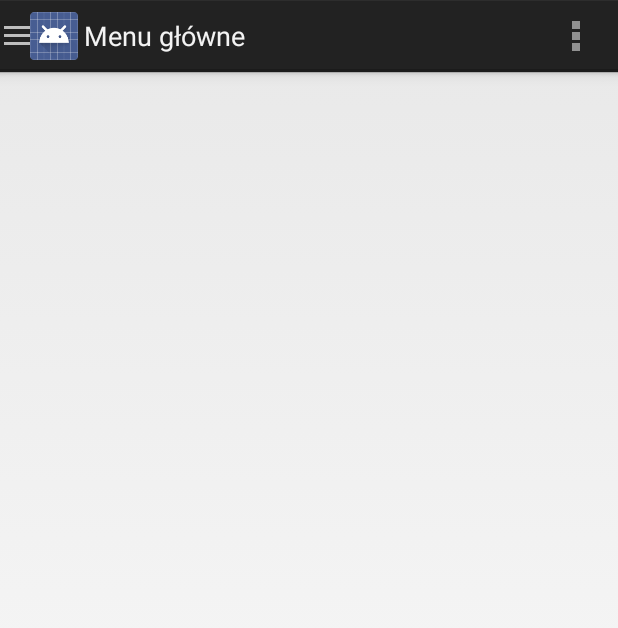
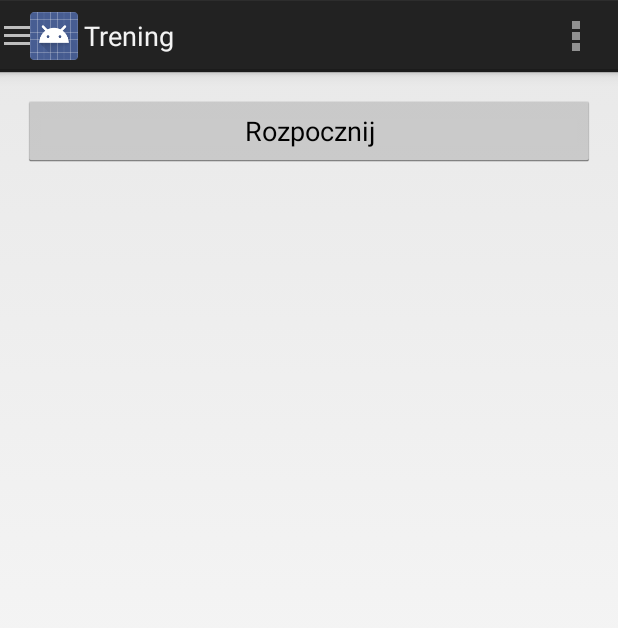
Before and after one commit to nagyist/MotionRecorder, an Android app: the MainActivity screen opened directly, with no data from a screen before it, on a phone screen of 412 x 824 dp. Shown: the top 628 px of the screen. Run offline under Robolectric (Android 15) with nearby library versions, the phone set to English and light mode, and no system bars; 1 statement that could not run was skipped.

```diff
--- a/app/src/main/AndroidManifest.xml
+++ b/app/src/main/AndroidManifest.xml
@@ -15,10 +15,12 @@
         android:label="@string/app_name"
         android:theme="@style/AppTheme" >
 
+        <uses-library android:name="com.google.android.maps" />
+
+
         <activity
             android:name=".activities.AuthenticationActivity"
-            android:label="@string/app_name"
-            android:noHistory="true" >
+            android:label="@string/app_name" >
             <intent-filter>
                 <action android:name="android.intent.action.MAIN" />
 
--- a/app/src/main/java/put/iwm/android/motionrecorder/activities/MainActivity.java
+++ b/app/src/main/java/put/iwm/android/motionrecorder/activities/MainActivity.java
@@ -1,8 +1,8 @@
 package put.iwm.android.motionrecorder.activities;
 
 import android.app.ActionBar;
+import android.app.Activity;
 import android.app.Fragment;
-import android.app.FragmentManager;
 import android.app.FragmentTransaction;
 import android.content.res.Configuration;
 import android.os.Bundle;
@@ -12,16 +12,19 @@ import android.view.Menu;
 import android.view.MenuItem;
 import android.view.View;
 import android.widget.AdapterView;
-import android.widget.ArrayAdapter;
 import android.widget.ListView;
 
 import java.util.ArrayList;
+import java.util.Arrays;
+import java.util.Collections;
 import java.util.HashMap;
 import java.util.List;
 import java.util.Map;
 
 import put.iwm.android.motionrecorder.R;
+import put.iwm.android.motionrecorder.adapters.NavigationDrawerAdapter;
 import put.iwm.android.motionrecorder.base.BaseActivity;
+import put.iwm.android.motionrecorder.exceptions.FragmentNotFoundException;
 import put.iwm.android.motionrecorder.fragments.RouteMapFragment;
 import put.iwm.android.motionrecorder.fragments.StartTrainingFragment;
 
@@ -31,11 +34,10 @@ public class MainActivity extends BaseActivity {
     private Map<String, Fragment> fragments;
     private List<String> fragmentsTitles;
     private String currentFragmentTitle;
-    private ActionBar actionBar;
     private ActionBarDrawerToggle actionBarDrawerToggle;
     private DrawerLayout drawerLayout;
     private ListView drawerList;
-    private ArrayAdapter<String> menuItems;
+    private NavigationDrawerAdapter drawerListAdapter;
 
     private class DrawerItemClickListener implements ListView.OnItemClickListener {
         @Override
@@ -48,22 +50,60 @@ public class MainActivity extends BaseActivity {
 
         String targetFragmentTitle = fragmentsTitles.get(position);
 
-        if(targetFragmentTitle != null) {
-            currentFragmentTitle = targetFragmentTitle;
-            Fragment targetFragment = fragments.get(targetFragmentTitle);
-            replaceCurrentFragment(targetFragment);
+        try {
+            switchCurrentFragment(targetFragmentTitle);
+        } catch (FragmentNotFoundException e) {
+            System.err.println(e);
         }
 
-        drawerList.setItemChecked(position, true);
-        setTitle(fragmentsTitles.get(position));
+        drawerListAdapter.setSelectedItemPosition(position);
         drawerLayout.closeDrawer(drawerList);
     }
 
-    private void replaceCurrentFragment(Fragment fragment) {
+    private void switchCurrentFragment(String targetFragmentTitle) throws FragmentNotFoundException {
+
+        if(!fragments.containsKey(targetFragmentTitle))
+            throw new FragmentNotFoundException(String.format("Nie ma fragmentu o tytule '%s'", targetFragmentTitle));
+
+        setCurrentFragmentTitle(targetFragmentTitle);
+        setActionBarTitle(targetFragmentTitle);
+
+        Fragment targetFragment = fragments.get(currentFragmentTitle);
+        replaceCurrentFragment(targetFragment);
+    }
+
+    private void setCurrentFragmentTitle(String currentFragmentTitle) {
+
+        this.currentFragmentTitle = currentFragmentTitle;
+    }
+
+    private void replaceCurrentFragment(Fragment targetFragment) {
 
         FragmentTransaction fragmentTransaction = getFragmentManager().beginTransaction();
-        fragmentTransaction.replace(R.id.container_frame, fragment);
+        fragmentTransaction.replace(R.id.container_frame, targetFragment);
         fragmentTransaction.commit();
+    }
+
+    private class ActionBarDrawerToggleImpl extends ActionBarDrawerToggle {
+
+        public ActionBarDrawerToggleImpl(Activity activity, DrawerLayout drawerLayout, int openDrawerContentDescRes, int closeDrawerContentDescRes) {
+            super(activity, drawerLayout, openDrawerContentDescRes, closeDrawerContentDescRes);
+        }
+
+        @Override
+        public void onDrawerOpened(View drawerView) {
+            super.onDrawerOpened(drawerView);
+        }
+
+        @Override
+        public void onDrawerClosed(View view) {
+            super.onDrawerClosed(view);
+            setActionBarTitle(currentFragmentTitle);
+        }
+    }
+
+    private void setActionBarTitle(String title) {
+        getActionBar().setTitle(title);
     }
 
     @Override
@@ -75,24 +115,24 @@ public class MainActivity extends BaseActivity {
 
         setContentView(R.layout.activity_main);
 
-        drawerLayout = (DrawerLayout) findViewById(R.id.drawer_layout);
-        drawerList = (ListView) findViewById(R.id.drawer_list);
-
+        setupViewReferences();
         setupFragments();
         setupDrawerList();
         setupDrawer();
+        setupActionBar();
 
-        actionBar = getActionBar();
-        actionBar.setDisplayHomeAsUpEnabled(true);
-        actionBar.setHomeButtonEnabled(true);
+        switchCurrentFragment(fragmentsTitles.get(0));
+    }
+
+    private void setupViewReferences() {
+
+        drawerLayout = (DrawerLayout) findViewById(R.id.drawer_layout);
+        drawerList = (ListView) findViewById(R.id.drawer_list);
     }
 
     private void setupFragments() {
 
-        fragmentsTitles = new ArrayList<String>() {{
-            add("Trening");
-            add("Trasa");
-        }};
+        fragmentsTitles = Arrays.asList( getResources().getStringArray(R.array.drawer_list_items) );
 
         fragments = new HashMap<String, Fragment>() {{
             put(fragmentsTitles.get(0), new StartTrainingFragment());
@@ -102,9 +142,7 @@ public class MainActivity extends BaseActivity {
 
     private void setupDrawerList() {
 
-        String[] drawerLlistItems = getResources().getStringArray(R.array.drawer_list_items);
-
-        ArrayAdapter<String> drawerListAdapter = new ArrayAdapter<String>(this, android.R.layout.simple_selectable_list_item, drawerLlistItems);
+        drawerListAdapter = new NavigationDrawerAdapter(this, R.layout.drawer_list_item, getResources().getStringArray(R.array.drawer_list_items));
 
         drawerList.setAdapter(drawerListAdapter);
     }
@@ -113,27 +151,22 @@ public class MainActivity extends BaseActivity {
 
         drawerList.setOnItemClickListener(new DrawerItemClickListener());
 
-        actionBarDrawerToggle = new ActionBarDrawerToggle(this, drawerLayout, R.string.drawer_list_open, R.string.drawer_list_open) {
-
-            public void onDrawerOpened(View drawerView) {
-                super.onDrawerOpened(drawerView);
-                actionBar.setTitle("Navigation!");
-                invalidateOptionsMenu(); // creates call to onPrepareOptionsMenu()
-            }
-
-            public void onDrawerClosed(View view) {
-                super.onDrawerClosed(view);
-                actionBar.setTitle(currentFragmentTitle);
-                invalidateOptionsMenu(); // creates call to onPrepareOptionsMenu()
-            }
-        };
+        actionBarDrawerToggle = new ActionBarDrawerToggleImpl(this, drawerLayout, R.string.drawer_list_open, R.string.drawer_list_open);
 
         actionBarDrawerToggle.setDrawerIndicatorEnabled(true);
+
         drawerLayout.setDrawerListener(actionBarDrawerToggle);
+    }
+
+    private void setupActionBar() {
+
+        getActionBar().setDisplayHomeAsUpEnabled(true);
+        getActionBar().setHomeButtonEnabled(true);
     }
 
     @Override
     protected void onPostCreate(Bundle savedInstanceState) {
+
         super.onPostCreate(savedInstanceState);
         // Sync the toggle state after onRestoreInstanceState has occurred.
         actionBarDrawerToggle.syncState();
@@ -141,6 +174,7 @@ public class MainActivity extends BaseActivity {
 
     @Override
     public void onConfigurationChanged(Configuration newConfig) {
+
         super.onConfigurationChanged(newConfig);
         actionBarDrawerToggle.onConfigurationChanged(newConfig);
     }
@@ -166,7 +200,7 @@ public class MainActivity extends BaseActivity {
         if(id == R.id.action_logout)
             logout();
 
-        if (actionBarDrawerToggle.onOptionsItemSelected(item))
+        if(actionBarDrawerToggle.onOptionsItemSelected(item))
             return true;
 
         return super.onOptionsItemSelected(item);
@@ -177,4 +211,5 @@ public class MainActivity extends BaseActivity {
         sessionManager.logoutUser();
         redirectToAuthenticationActivity();
     }
+
 }
--- /dev/null
+++ b/app/src/main/java/put/iwm/android/motionrecorder/adapters/NavigationDrawerAdapter.java
@@ -0,0 +1,51 @@
+package put.iwm.android.motionrecorder.adapters;
+
+import android.content.Context;
+import android.content.res.Resources;
+import android.view.View;
+import android.view.ViewGroup;
+import android.widget.ArrayAdapter;
+import android.widget.TextView;
+
+import put.iwm.android.motionrecorder.R;
+
+/**
+ * Created by Szymon on 2015-04-15.
+ */
+public class NavigationDrawerAdapter extends ArrayAdapter<String> {
+
+    private int selectedItemPosition;
+    private Resources resources;
+
+    public NavigationDrawerAdapter(Context context, int resource, String[] objects) {
+
+        super(context, resource, objects);
+        resources = context.getResources();
+    }
+
+    public void setSelectedItemPosition(int selectedItemPosition) {
+
+        this.selectedItemPosition = selectedItemPosition;
+        notifyDataSetChanged();
+    }
+
+    @Override
+    public View getView(int position, View convertView, ViewGroup parent) {
+
+        TextView view = (TextView) super.getView(position, convertView, parent);
+
+        view.setTextColor(resources.getColor(R.color.white));
+
+
+        if (position == selectedItemPosition) {
+            view.setBackgroundColor(resources.getColor(R.color.selected_item_color));
+
+        }
+        else {
+            view.setBackgroundColor(resources.getColor(R.color.white));
+            view.setTextColor(resources.getColor(R.color.selected_item_color));
+        }
+
+        return view;
+    }
+}
--- a/app/src/main/java/put/iwm/android/motionrecorder/fragments/StartTrainingFragment.java
+++ b/app/src/main/java/put/iwm/android/motionrecorder/fragments/StartTrainingFragment.java
@@ -13,10 +13,6 @@ import put.iwm.android.motionrecorder.R;
 public class StartTrainingFragment extends Fragment {
 
     private OnFragmentInteractionListener mListener;
-
-    public StartTrainingFragment() {
-        // Required empty public constructor
-    }
 
     @Override
     public View onCreateView(LayoutInflater inflater, ViewGroup container,
--- a/app/src/main/res/layout/activity_main.xml
+++ b/app/src/main/res/layout/activity_main.xml
@@ -12,11 +12,11 @@
 
     <!-- The navigation drawer -->
     <ListView android:id="@+id/drawer_list"
-        android:layout_width="200dp"
+        android:layout_width="250dp"
         android:layout_height="match_parent"
         android:layout_gravity="start"
         android:choiceMode="singleChoice"
         android:divider="@android:color/transparent"
-        android:background="#ffeeeeee"/>
+        android:background="@color/white" />
 
 </android.support.v4.widget.DrawerLayout>
--- a/app/src/main/res/layout/fragment_route_map.xml
+++ b/app/src/main/res/layout/fragment_route_map.xml
@@ -3,10 +3,10 @@
     android:layout_height="match_parent"
     tools:context="put.iwm.android.motionrecorder.fragments.RouteMapFragment">
 
-    <fragment xmlns:android="http://schemas.android.com/apk/res/android"
-        android:id="@+id/map"
+    <com.google.android.gms.maps.MapView
         android:layout_width="match_parent"
         android:layout_height="match_parent"
-        android:name="com.google.android.gms.maps.MapFragment"/>
+        android:id="@+id/map"
+        />
 
 </FrameLayout>
--- /dev/null
+++ b/app/src/main/res/values/colors.xml
@@ -0,0 +1,5 @@
+<?xml version="1.0" encoding="utf-8"?>
+<resources>
+    <color name="selected_item_color">#808080</color>
+    <color name="white">#ffffff</color>
+</resources>
```
Also changed, not shown: app/src/main/java/put/iwm/android/motionrecorder/authentication/AuthenticationServiceImpl.java (+2 -5 lines), app/src/main/java/put/iwm/android/motionrecorder/exceptions/FragmentNotFoundException.java (added, +17 -0 lines), app/src/main/java/put/iwm/android/motionrecorder/fragments/RouteMapFragment.java (+80 -12 lines), app/src/main/res/layout/drawer_list_item.xml (added, +16 -0 lines).
